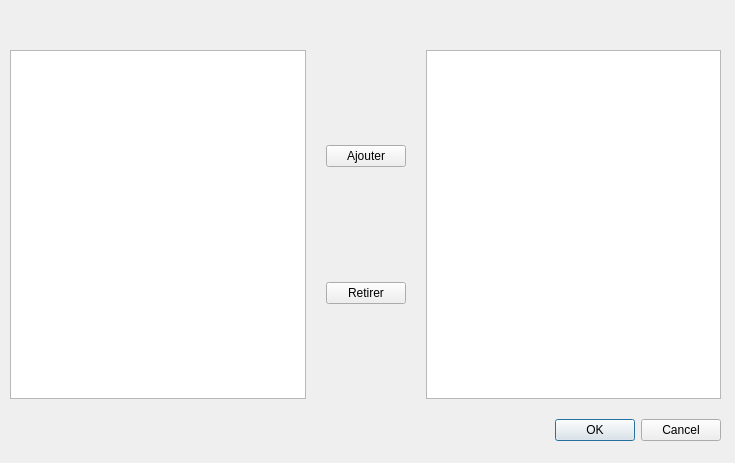
Before: the Qt Designer form dialogaddfavorites.ui in SPSLTIC/app-directory, drawn with Qt 5.
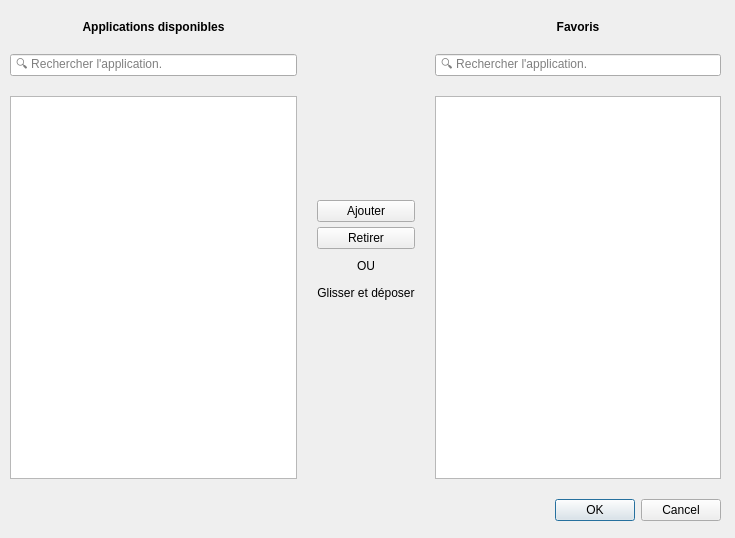
After: the same form once the commit is applied.

What changed in the file:
```diff
--- a/dialogaddfavorites.ui
+++ b/dialogaddfavorites.ui
@@ -7,7 +7,7 @@
     <x>0</x>
     <y>0</y>
     <width>735</width>
-    <height>463</height>
+    <height>538</height>
    </rect>
   </property>
   <property name="windowTitle">
@@ -17,9 +17,9 @@
    <property name="geometry">
     <rect>
      <x>10</x>
-     <y>50</y>
+     <y>20</y>
      <width>711</width>
-     <height>391</height>
+     <height>501</height>
     </rect>
    </property>
    <layout class="QVBoxLayout" name="verticalLayout_2">
@@ -32,10 +32,55 @@
     <item>
      <layout class="QHBoxLayout" name="horizontalLayout">
       <item>
-       <widget class="QListWidget" name="availableList"/>
+       <layout class="QVBoxLayout" name="verticalLayout_3">
+        <item>
+         <widget class="QLabel" name="label">
+          <property name="font">
+           <font>
+            <bold>true</bold>
+           </font>
+          </property>
+          <property name="text">
+           <string>Applications disponibles</string>
+          </property>
+          <property name="alignment">
+           <set>Qt::AlignmentFlag::AlignCenter</set>
+          </property>
+         </widget>
+        </item>
+        <item>
+         <widget class="QLineEdit" name="availableSearch">
+          <property name="placeholderText">
+           <string> 🔍 Rechercher l'application.</string>
+          </property>
+         </widget>
+        </item>
+        <item>
+         <widget class="QListWidget" name="availableList">
+          <property name="isWrapping" stdset="0">
+           <bool>false</bool>
+          </property>
+          <property name="wordWrap">
+           <bool>true</bool>
+          </property>
+          <property name="selectionRectVisible">
+           <bool>false</bool>
+          </property>
+         </widget>
+        </item>
+       </layout>
       </item>
       <item>
        <layout class="QVBoxLayout" name="verticalLayout">
+        <property name="spacing">
+         <number>5</number>
+        </property>
+        <property name="topMargin">
+         <number>180</number>
+        </property>
+        <property name="bottomMargin">
+         <number>120</number>
+        </property>
         <item>
          <widget class="QPushButton" name="addButton">
           <property name="text">
@@ -50,10 +95,94 @@
           </property>
          </widget>
         </item>
+        <item>
+         <widget class="QLabel" name="label_3">
+          <property name="maximumSize">
+           <size>
+            <width>16777215</width>
+            <height>30</height>
+           </size>
+          </property>
+          <property name="text">
+           <string>OU</string>
+          </property>
+          <property name="alignment">
+           <set>Qt::AlignmentFlag::AlignCenter</set>
+          </property>
+         </widget>
+        </item>
+        <item>
+         <widget class="QLabel" name="label_4">
+          <property name="maximumSize">
+           <size>
+            <width>16777215</width>
+            <height>30</height>
+           </size>
+          </property>
+          <property name="text">
+           <string>Glisser et déposer</string>
+          </property>
+          <property name="alignment">
+           <set>Qt::AlignmentFlag::AlignCenter</set>
+          </property>
+         </widget>
+        </item>
+        <item>
+         <widget class="QLabel" name="label_5">
+          <property name="minimumSize">
+           <size>
+            <width>0</width>
+            <height>50</height>
+           </size>
+          </property>
+          <property name="maximumSize">
+           <size>
+            <width>16777215</width>
+            <height>50</height>
+           </size>
+          </property>
+          <property name="text">
+           <string/>
+          </property>
+          <property name="alignment">
+           <set>Qt::AlignmentFlag::AlignCenter</set>
+          </property>
+         </widget>
+        </item>
        </layout>
       </item>
       <item>
-       <widget class="QListWidget" name="favoritesList"/>
+       <layout class="QVBoxLayout" name="verticalLayout_4">
+        <item>
+         <widget class="QLabel" name="label_2">
+          <property name="font">
+           <font>
+            <bold>true</bold>
+           </font>
+          </property>
+          <property name="text">
+           <string>Favoris</string>
+          </property>
+          <property name="alignment">
+           <set>Qt::AlignmentFlag::AlignCenter</set>
+          </property>
+         </widget>
+        </item>
+        <item>
+         <widget class="QLineEdit" name="favoritesSearch">
+          <property name="placeholderText">
+           <string> 🔍 Rechercher l'application.</string>
+          </property>
+         </widget>
+        </item>
+        <item>
+         <widget class="QListWidget" name="favoritesList">
+          <property name="wordWrap">
+           <bool>true</bool>
+          </property>
+         </widget>
+        </item>
+       </layout>
       </item>
      </layout>
     </item>
```
